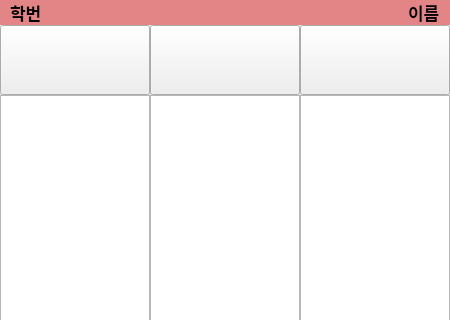
Above: Soft_DEV/mainpage.ui from gnu-swta/Chat before the change; both pictures show x 0 to 450 and y 0 to 320 of the 450 by 514 pixel window. Below: the same form after it.
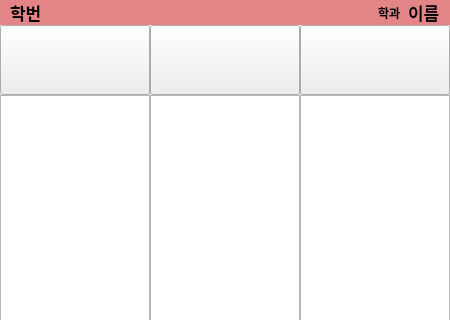
That is the form after the change. Icons and pictures are not drawn.

```diff
--- a/Soft_DEV/mainpage.ui
+++ b/Soft_DEV/mainpage.ui
@@ -30,13 +30,13 @@
     <number>0</number>
    </property>
    <item>
-    <widget class="QFrame" name="">
+    <widget class="QFrame" name="frame">
      <property name="styleSheet">
       <string notr="true">background-color: rgb(227, 133, 135);</string>
      </property>
      <layout class="QHBoxLayout" name="horizontalLayout">
       <property name="spacing">
-       <number>0</number>
+       <number>7</number>
       </property>
       <property name="leftMargin">
        <number>10</number>
@@ -80,6 +80,19 @@
         </property>
        </spacer>
       </item>
+      <item>
+       <widget class="QLabel" name="depart">
+        <property name="font">
+         <font>
+          <weight>75</weight>
+          <bold>true</bold>
+         </font>
+        </property>
+        <property name="text">
+         <string>학과</string>
+        </property>
+       </widget>
+      </item>
       <item>
        <widget class="QLabel" name="nameLB">
         <property name="font">
```
